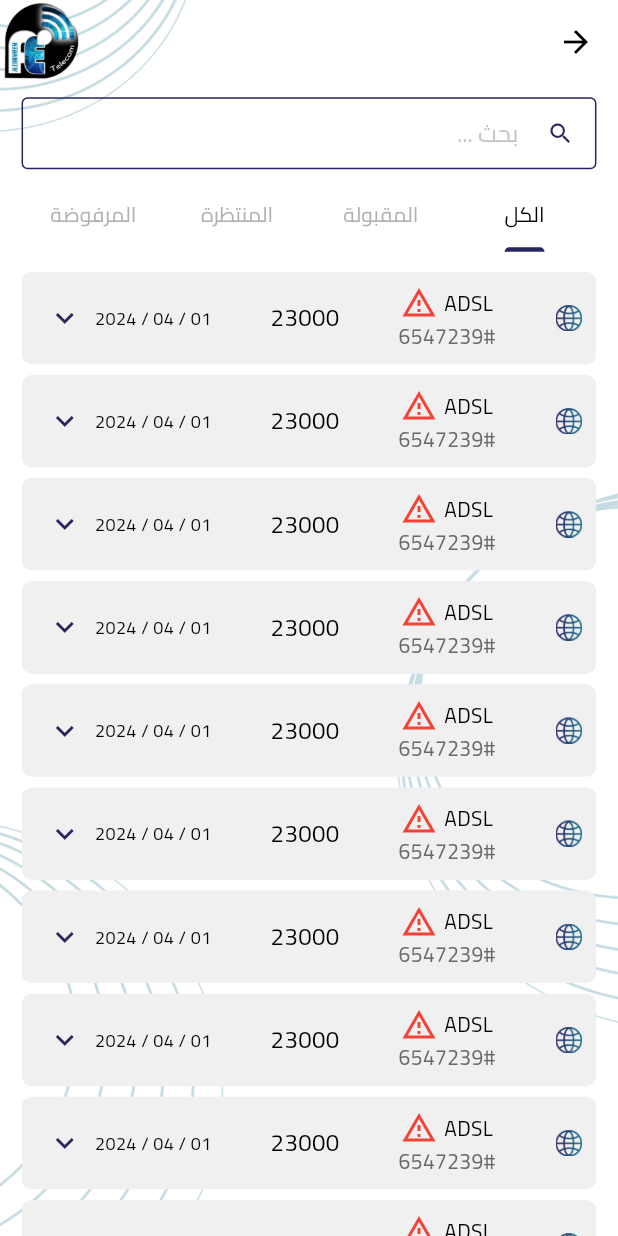
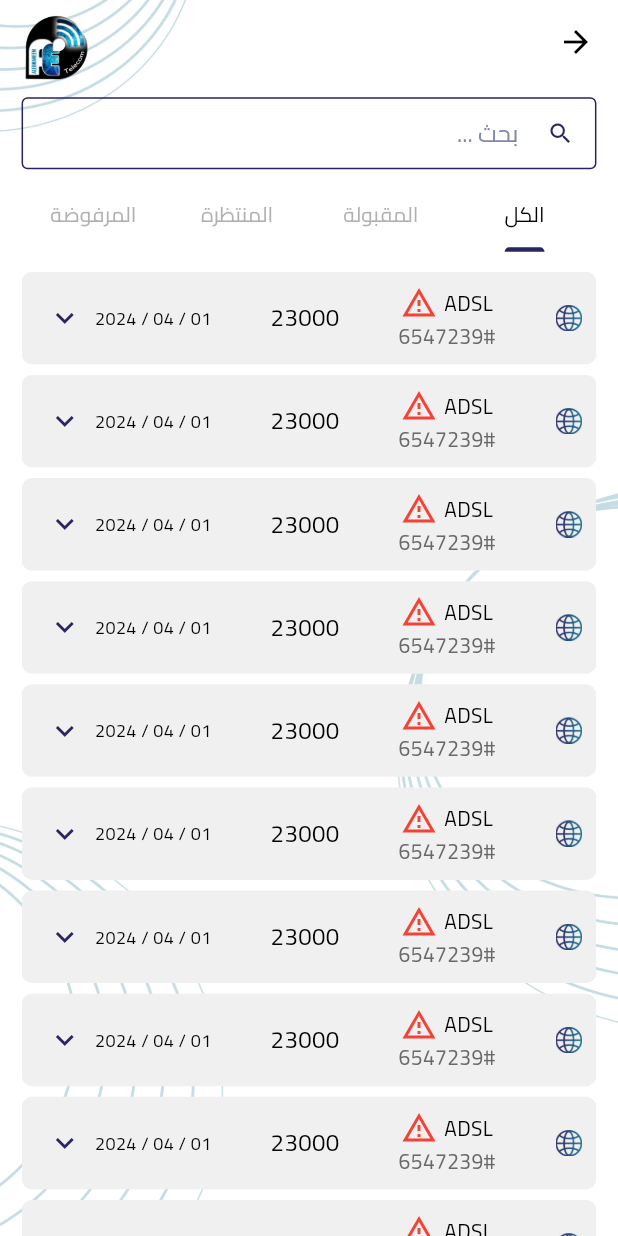
Before and after one commit to WaseemAlqahwaji/telecom-app, a Flutter app: the OprationScreen screen opened by its route, on a phone screen of 412 x 824 dp. Run offline on Flutter 3.47's test engine with Material 3 defaults, Android fonts, the phone set to English and light mode, and no system bars; drawn by our look-alikes of expandable; our stand-ins replace bloc, conditional_builder_null_safety, dropdown_button2, flutter_bloc, flutter_screenutil, gap and 3 more.

Commit message:
fix features

```diff
--- a/lib/config/theming/theme.dart
+++ b/lib/config/theming/theme.dart
@@ -1,7 +1,6 @@
 import 'package:flutter/material.dart';
 import 'package:flutter/services.dart';
 import 'package:telecom_project/config/helpers/hex_color.dart';
-import 'package:telecom_project/config/helpers/material_color_converter.dart';
 import 'package:telecom_project/config/theming/text_style.dart';
 
 class KTheme {
@@ -32,8 +31,7 @@ class KTheme {
         fontFamily: "Cairo",
         inputDecorationTheme: InputDecorationTheme(
           isDense: true,
-          hintStyle: TextStyled.font16Grey400
-              .copyWith(color: Colors.grey.withOpacity(.6)),
+          hintStyle: TextStyled.font16Grey400.copyWith(color: HexColor("#8387A8")),
           contentPadding: const EdgeInsets.all(10.0),
           enabledBorder: OutlineInputBorder(
             borderSide: BorderSide(
--- a/lib/features/core/view/widgets/main_appbar.dart
+++ b/lib/features/core/view/widgets/main_appbar.dart
@@ -1,5 +1,14 @@
 import 'package:flutter/material.dart';
+import 'package:flutter_screenutil/flutter_screenutil.dart';
 
 AppBar mainAppbar = AppBar(
-  actions: [Image.asset("assets/images/logo.png")],
+  actions: [
+    Padding(
+      padding: EdgeInsetsDirectional.only(
+        end: 15.0.w,
+        top: 10.0.h
+      ),
+      child: Image.asset("assets/images/logo.png"),
+    )
+  ],
 );
```
